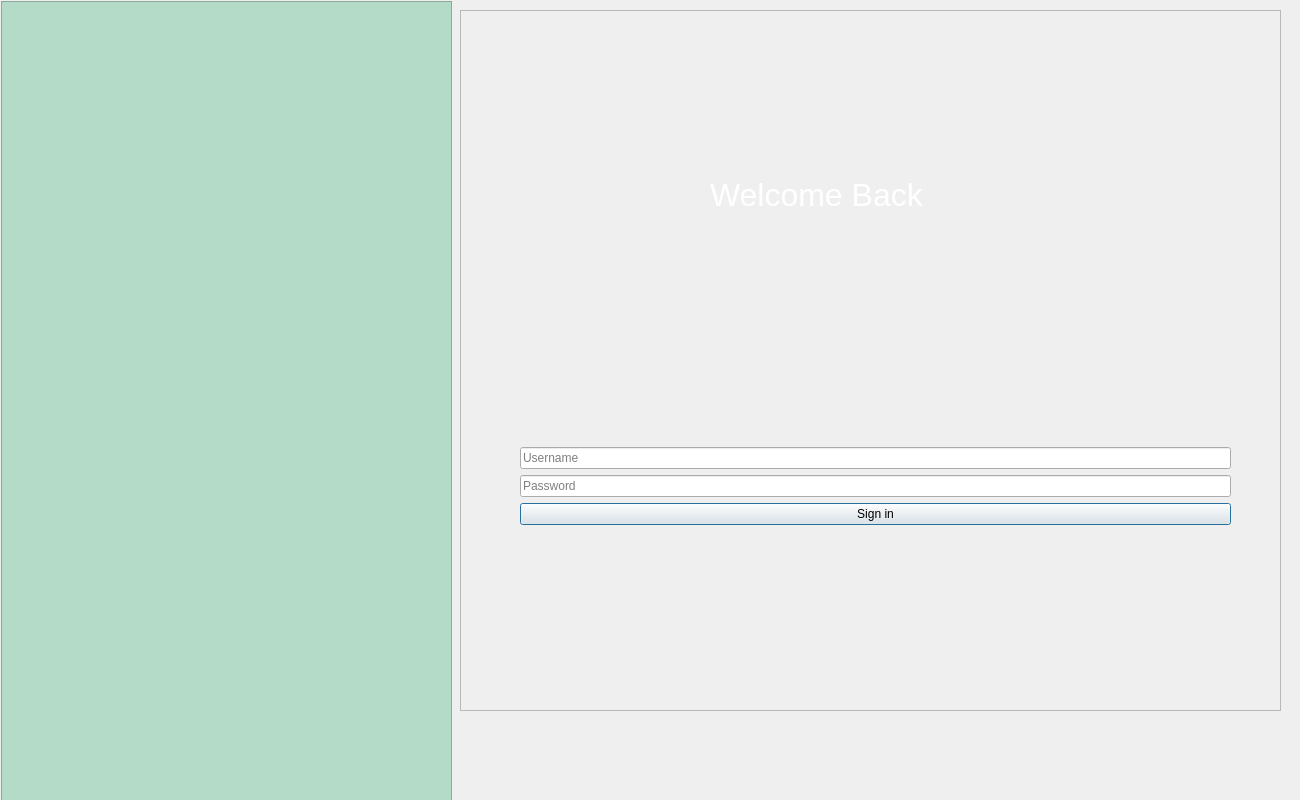
First picture: the form in login.ui, repository farahbenasker9-star/ApplicationCPP, before the edit.
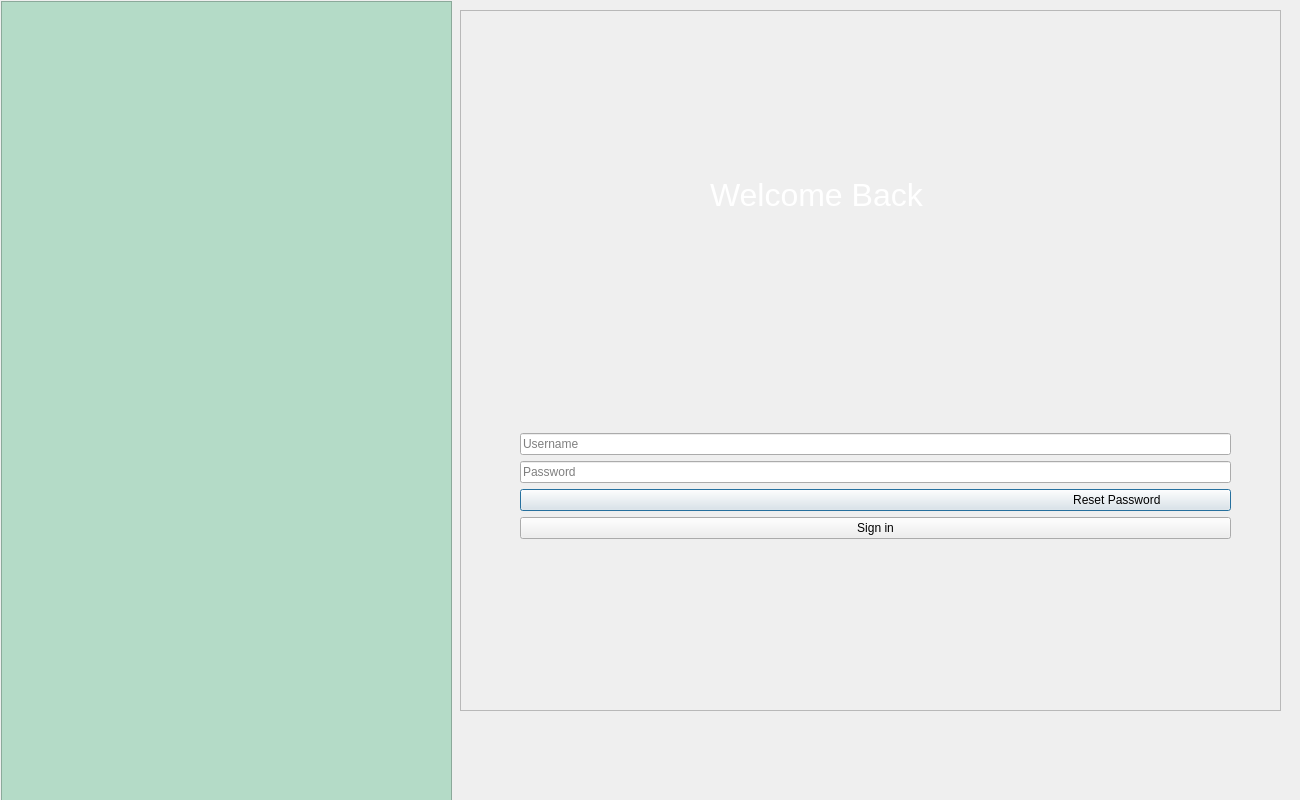
Second picture: the form after the edit. The open tabs and pages were chosen to show the change. Icons and pictures are not drawn.

The edit to the form file:
```diff
--- a/login.ui
+++ b/login.ui
@@ -224,6 +224,13 @@
          </property>
         </widget>
        </item>
+       <item>
+        <widget class="QPushButton" name="btn_forgot">
+         <property name="text">
+          <string>                                                                                                                                                 Reset Password</string>
+         </property>
+        </widget>
+       </item>
        <item>
         <widget class="QPushButton" name="btn_login">
          <property name="text">
```
Left out of the diff: 2 changed lines with no effect on the pictures.
